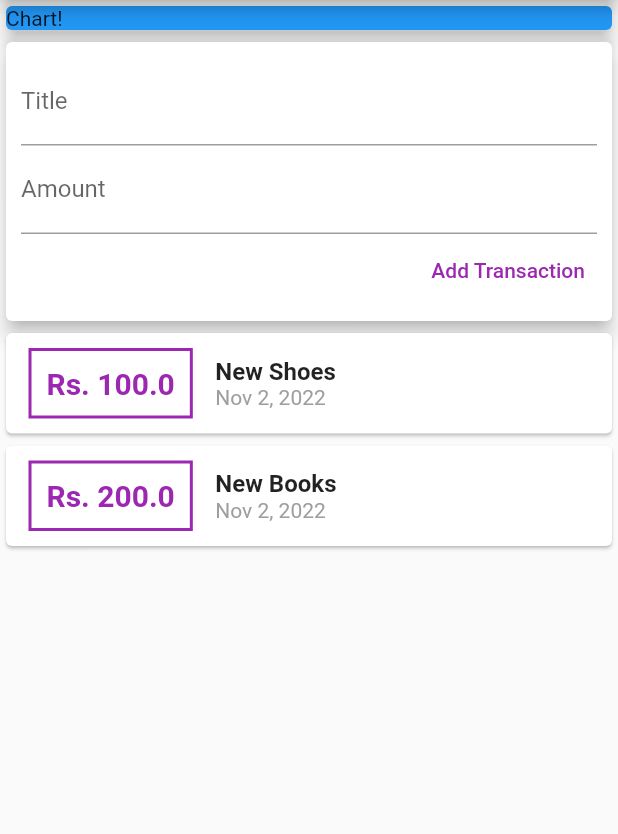
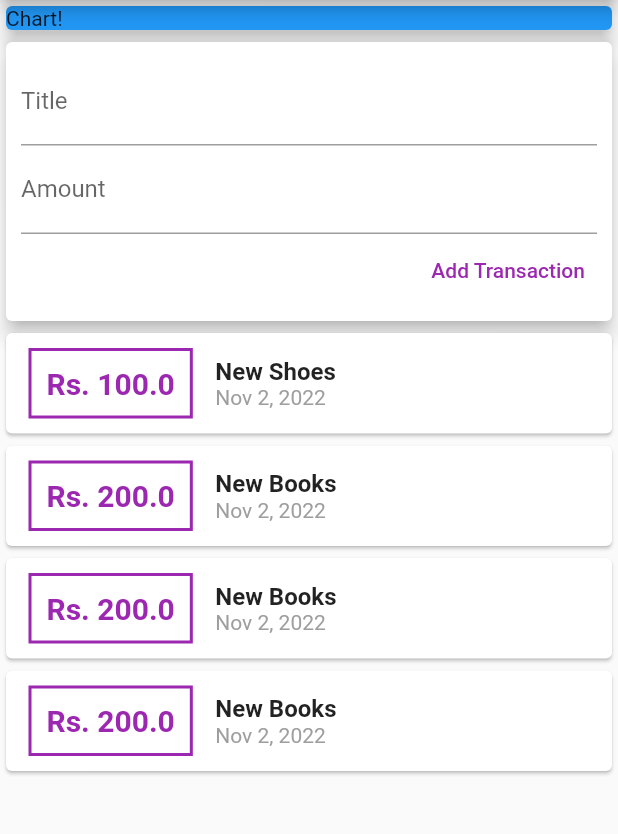
Before and after one commit to rghv932/flutter-personal-expenses-app, a Flutter app: the screen it shows after launch, on a phone screen of 412 x 824 dp, the part 84-918 px from its top. Run offline on Flutter 3.47's test engine with Material 2 defaults, Android fonts, the phone set to English and light mode, and no system bars.

Commit message:
ListView

```diff
--- a/lib/widgets/transaction_list.dart
+++ b/lib/widgets/transaction_list.dart
@@ -12,8 +12,7 @@ class TransactionList extends StatelessWidget {
   Widget build(BuildContext context) {
     return Container(
       height: 300,
-      child: SingleChildScrollView(
-        child: Column(
+      child: ListView(
         children: transactions.map((tx) {
           return Card(
             child: Row(
@@ -62,7 +61,6 @@ class TransactionList extends StatelessWidget {
           );
         }).toList(),
       ),
-      ),
     );
   }
 }
--- a/lib/widgets/user_transactions.dart
+++ b/lib/widgets/user_transactions.dart
@@ -15,6 +15,12 @@ class _UserTransactionsState extends State<UserTransactions> {
   final List<Transaction> _userTransactions = [
     Transaction(
         id: 't1', title: 'New Shoes', amount: 100, date: DateTime.now()),
+    Transaction(
+        id: 't2', title: 'New Books', amount: 200, date: DateTime.now()),
+    Transaction(
+        id: 't2', title: 'New Books', amount: 200, date: DateTime.now()),
+    Transaction(
+        id: 't2', title: 'New Books', amount: 200, date: DateTime.now()),
     Transaction(
         id: 't2', title: 'New Books', amount: 200, date: DateTime.now()),
   ];
```
Lines whose indentation alone changed are shown as unchanged.
